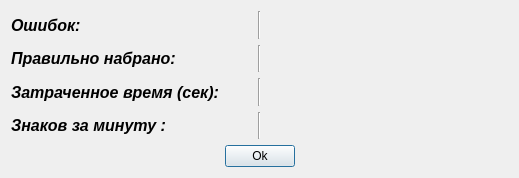
Old version of the form Easy-work/Plugin/RegimeFile/RegimeFile/infoPrint.ui in the repository KeyGen/Easy-work.
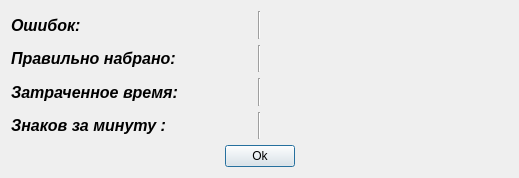
New version of the form.

Diff of the .ui file:
```diff
--- a/Easy-work/Plugin/RegimeFile/RegimeFile/infoPrint.ui
+++ b/Easy-work/Plugin/RegimeFile/RegimeFile/infoPrint.ui
@@ -148,7 +148,7 @@
         </font>
        </property>
        <property name="text">
-        <string>Затраченное время (сек):</string>
+        <string>Затраченное время:</string>
        </property>
       </widget>
      </item>
```
